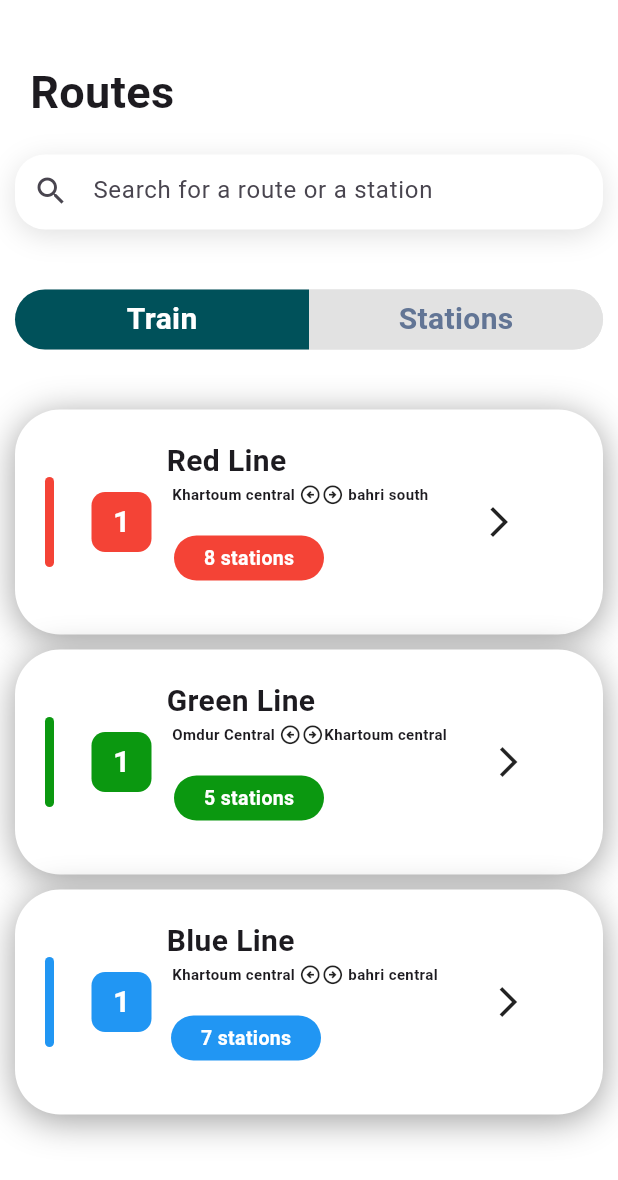
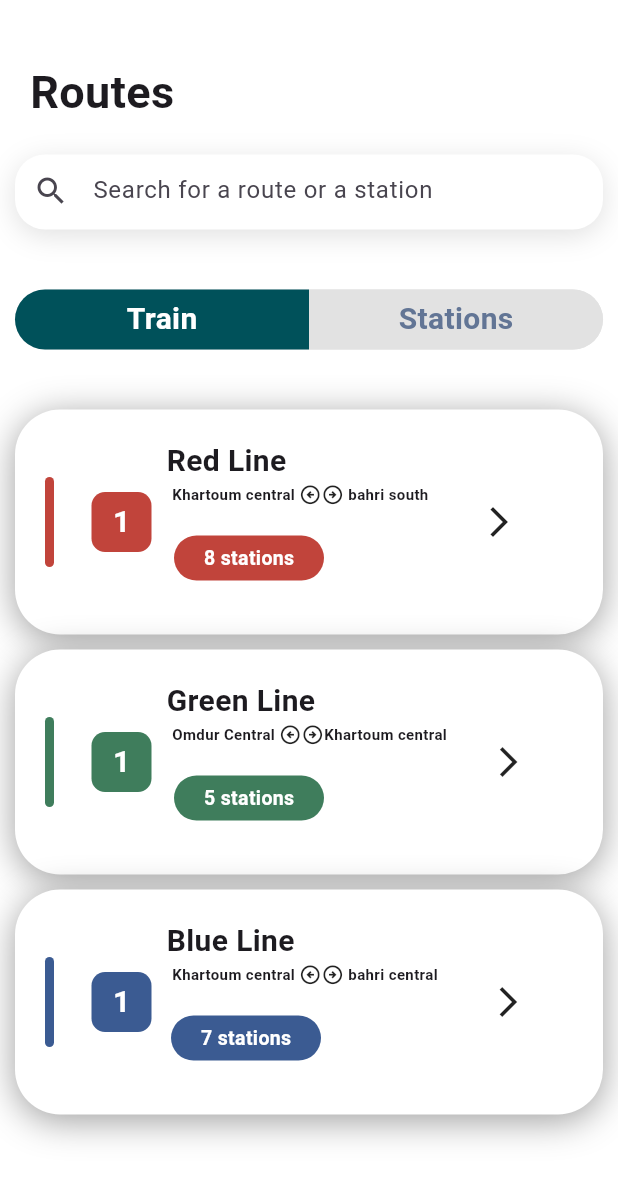
Before and after one commit to m7mad-3baid/Rihla-Metro-Application, a Flutter app: the RoutesScreen screen opened directly, on a phone screen of 412 x 824 dp. Shown: the top 1180 px of the screen. Run offline on Flutter 3.47's test engine with Material 3 defaults, Android fonts, the phone set to English and light mode, and no system bars; our stand-ins replace flutter_map, latlong2, shared_preferences, video_player; accounts and stored records are empty.

Commit message:
Update Red/Green/Blue line colors to match app theme
- Replaced pure Colors.red/green/blue with muted shades that fit the app's teal/navy palette
- Red: #C1443B, Green: #3F7D5C, Blue: #3B5B92

```diff
--- a/lib/screens/routes_screen.dart
+++ b/lib/screens/routes_screen.dart
@@ -149,7 +149,7 @@ class _RoutesScreenState extends State<RoutesScreen> {
                       MaterialPageRoute(
                         builder: (context) => LineStationsScreen(
                           lineName: "Red Line",
-                          lineColor: Colors.red,
+                          lineColor: Color(0xFFC1443B),
                           stations: [
                             LineStation(
                               number: "1",
@@ -211,7 +211,7 @@ class _RoutesScreenState extends State<RoutesScreen> {
                           width: 6,
                           decoration: BoxDecoration(
                             borderRadius: BorderRadius.circular(20),
-                            color: Colors.red,
+                            color: Color(0xFFC1443B),
                           ),
                         ),
                         Container(
@@ -220,7 +220,7 @@ class _RoutesScreenState extends State<RoutesScreen> {
                           margin: EdgeInsets.only(left: 25),
                           decoration: BoxDecoration(
                             borderRadius: BorderRadius.circular(9),
-                            color: Colors.red,
+                            color: Color(0xFFC1443B),
                           ),
                           child: Center(
                             child: Text(
@@ -280,7 +280,7 @@ class _RoutesScreenState extends State<RoutesScreen> {
                               width: 100,
                               margin: EdgeInsets.only(left: 15, top: 20),
                               decoration: BoxDecoration(
-                                color: Colors.red,
+                                color: Color(0xFFC1443B),
                                 borderRadius: BorderRadius.circular(20),
                               ),
                               child: Center(
@@ -318,7 +318,7 @@ class _RoutesScreenState extends State<RoutesScreen> {
                       MaterialPageRoute(
                         builder: (context) => LineStationsScreen(
                           lineName: "Green Line",
-                          lineColor: const Color.fromARGB(255, 11, 152, 16),
+                          lineColor: const Color(0xFF3F7D5C),
                           stations: [
                             LineStation(
                               number: "1",
@@ -380,7 +380,7 @@ class _RoutesScreenState extends State<RoutesScreen> {
                           width: 6,
                           decoration: BoxDecoration(
                             borderRadius: BorderRadius.circular(20),
-                            color: const Color.fromARGB(255, 11, 152, 16),
+                            color: const Color(0xFF3F7D5C),
                           ),
                         ),
                         Container(
@@ -389,7 +389,7 @@ class _RoutesScreenState extends State<RoutesScreen> {
                           margin: EdgeInsets.only(left: 25),
                           decoration: BoxDecoration(
                             borderRadius: BorderRadius.circular(9),
-                            color: const Color.fromARGB(255, 11, 152, 16),
+                            color: const Color(0xFF3F7D5C),
                           ),
                           child: Center(
                             child: Text(
@@ -449,7 +449,7 @@ class _RoutesScreenState extends State<RoutesScreen> {
                               width: 100,
                               margin: EdgeInsets.only(left: 15, top: 20),
                               decoration: BoxDecoration(
-                                color: const Color.fromARGB(255, 11, 152, 16),
+                                color: const Color(0xFF3F7D5C),
                                 borderRadius: BorderRadius.circular(20),
                               ),
                               child: Center(
@@ -487,7 +487,7 @@ class _RoutesScreenState extends State<RoutesScreen> {
                       MaterialPageRoute(
                         builder: (context) => LineStationsScreen(
                           lineName: "Blue Line",
-                          lineColor: Colors.blue,
+                          lineColor: Color(0xFF3B5B92),
                           stations: [
                             LineStation(
                               number: "1",
@@ -549,7 +549,7 @@ class _RoutesScreenState extends State<RoutesScreen> {
                           width: 6,
                           decoration: BoxDecoration(
                             borderRadius: BorderRadius.circular(20),
-                            color: Colors.blue,
+                            color: Color(0xFF3B5B92),
                           ),
                         ),
                         Container(
@@ -558,7 +558,7 @@ class _RoutesScreenState extends State<RoutesScreen> {
                           margin: EdgeInsets.only(left: 25),
                           decoration: BoxDecoration(
                             borderRadius: BorderRadius.circular(9),
-                            color: Colors.blue,
+                            color: Color(0xFF3B5B92),
                           ),
                           child: Center(
                             child: Text(
@@ -618,7 +618,7 @@ class _RoutesScreenState extends State<RoutesScreen> {
                               width: 100,
                               margin: EdgeInsets.only(left: 13, top: 20),
                               decoration: BoxDecoration(
-                                color: Colors.blue,
+                                color: Color(0xFF3B5B92),
                                 borderRadius: BorderRadius.circular(20),
                               ),
                               child: Center(
@@ -670,7 +670,7 @@ class _RoutesScreenState extends State<RoutesScreen> {
                         width: 6,
                         decoration: BoxDecoration(
                           borderRadius: BorderRadius.circular(20),
-                          color: Colors.red,
+                          color: Color(0xFFC1443B),
                         ),
                       ),
                       Container(
@@ -679,7 +679,7 @@ class _RoutesScreenState extends State<RoutesScreen> {
                         margin: EdgeInsets.only(left: 25),
                         decoration: BoxDecoration(
                           borderRadius: BorderRadius.circular(9),
-                          color: Colors.red,
+                          color: Color(0xFFC1443B),
                         ),
                         child: Center(
                           child: Text(
@@ -730,7 +730,7 @@ class _RoutesScreenState extends State<RoutesScreen> {
                             width: 70,
                             margin: EdgeInsets.only(left: 15, top: 20),
                             decoration: BoxDecoration(
-                              color: Colors.red,
+                              color: Color(0xFFC1443B),
                               borderRadius: BorderRadius.circular(20),
                             ),
                             child: Center(
@@ -781,7 +781,7 @@ class _RoutesScreenState extends State<RoutesScreen> {
                         width: 6,
                         decoration: BoxDecoration(
                           borderRadius: BorderRadius.circular(20),
-                          color: Colors.red,
+                          color: Color(0xFFC1443B),
                         ),
                       ),
                       Container(
@@ -790,7 +790,7 @@ class _RoutesScreenState extends State<RoutesScreen> {
                         margin: EdgeInsets.only(left: 25),
                         decoration: BoxDecoration(
                           borderRadius: BorderRadius.circular(9),
-                          color: Colors.red,
+                          color: Color(0xFFC1443B),
                         ),
                         child: Center(
                           child: Text(
@@ -841,7 +841,7 @@ class _RoutesScreenState extends State<RoutesScreen> {
                             width: 70,
                             margin: EdgeInsets.only(left: 15, top: 20),
                             decoration: BoxDecoration(
-                              color: Colors.red,
+                              color: Color(0xFFC1443B),
                               borderRadius: BorderRadius.circular(20),
                             ),
                             child: Center(
@@ -892,7 +892,7 @@ class _RoutesScreenState extends State<RoutesScreen> {
                         width: 6,
                         decoration: BoxDecoration(
                           borderRadius: BorderRadius.circular(20),
-                          color: Colors.red,
+                          color: Color(0xFFC1443B),
                         ),
                       ),
                       Container(
@@ -901,7 +901,7 @@ class _RoutesScreenState extends State<RoutesScreen> {
                         margin: EdgeInsets.only(left: 25),
                         decoration: BoxDecoration(
                           borderRadius: BorderRadius.circular(9),
-                          color: Colors.red,
+                          color: Color(0xFFC1443B),
                         ),
                         child: Center(
                           child: Text(
@@ -952,7 +952,7 @@ class _RoutesScreenState extends State<RoutesScreen> {
                             width: 70,
                             margin: EdgeInsets.only(left: 15, top: 20),
                             decoration: BoxDecoration(
-                              color: Colors.red,
+                              color: Color(0xFFC1443B),
                               borderRadius: BorderRadius.circular(20),
                             ),
                             child: Center(
@@ -1003,7 +1003,7 @@ class _RoutesScreenState extends State<RoutesScreen> {
                         width: 6,
                         decoration: BoxDecoration(
                           borderRadius: BorderRadius.circular(20),
-                          color: Colors.red,
+                          color: Color(0xFFC1443B),
                         ),
                       ),
                       Container(
@@ -1012,7 +1012,7 @@ class _RoutesScreenState extends State<RoutesScreen> {
                         margin: EdgeInsets.only(left: 25),
                         decoration: BoxDecoration(
                           borderRadius: BorderRadius.circular(9),
-                          color: Colors.red,
+                          color: Color(0xFFC1443B),
                         ),
                         child: Center(
                           child: Text(
@@ -1063,7 +1063,7 @@ class _RoutesScreenState extends State<RoutesScreen> {
                             width: 70,
                             margin: EdgeInsets.only(left: 15, top: 20),
                             decoration: BoxDecoration(
-                              color: Colors.red,
+                              color: Color(0xFFC1443B),
                               borderRadius: BorderRadius.circular(20),
                             ),
                             child: Center(
@@ -1115,7 +1115,7 @@ class _RoutesScreenState extends State<RoutesScreen> {
                         width: 6,
                         decoration: BoxDecoration(
                           borderRadius: BorderRadius.circular(20),
-                          color: const Color.fromARGB(255, 11, 152, 16),
+                          color: const Color(0xFF3F7D5C),
                         ),
                       ),
                       Container(
@@ -1124,7 +1124,7 @@ class _RoutesScreenState extends State<RoutesScreen> {
                         margin: EdgeInsets.only(left: 25),
                         decoration: BoxDecoration(
                           borderRadius: BorderRadius.circular(9),
-                          color: const Color.fromARGB(255, 11, 152, 16),
+                          color: const Color(0xFF3F7D5C),
                         ),
                         child: Center(
                           child: Text(
@@ -1175,7 +1175,7 @@ class _RoutesScreenState extends State<RoutesScreen> {
                             width: 70,
                             margin: EdgeInsets.only(left: 15, top: 20),
                             decoration: BoxDecoration(
-                              color: const Color.fromARGB(255, 11, 152, 16),
+                              color: const Color(0xFF3F7D5C),
                               borderRadius: BorderRadius.circular(20),
                             ),
                             child: Center(
@@ -1226,7 +1226,7 @@ class _RoutesScreenState extends State<RoutesScreen> {
                         width: 6,
                         decoration: BoxDecoration(
                           borderRadius: BorderRadius.circular(20),
-                          color: const Color.fromARGB(255, 11, 152, 16),
+                          color: const Color(0xFF3F7D5C),
                         ),
                       ),
                       Container(
@@ -1235,7 +1235,7 @@ class _RoutesScreenState extends State<RoutesScreen> {
                         margin: EdgeInsets.only(left: 25),
                         decoration: BoxDecoration(
                           borderRadius: BorderRadius.circular(9),
-                          color: const Color.fromARGB(255, 11, 152, 16),
+                          color: const Color(0xFF3F7D5C),
                         ),
                         child: Center(
                           child: Text(
@@ -1286,7 +1286,7 @@ class _RoutesScreenState extends State<RoutesScreen> {
                             width: 70,
                             margin: EdgeInsets.only(left: 15, top: 20),
                             decoration: BoxDecoration(
-                              color: const Color.fromARGB(255, 11, 152, 16),
+                              color: const Color(0xFF3F7D5C),
                               borderRadius: BorderRadius.circular(20),
                             ),
                             child: Center(
@@ -1337,7 +1337,7 @@ class _RoutesScreenState extends State<RoutesScreen> {
                         width: 6,
                         decoration: BoxDecoration(
                           borderRadius: BorderRadius.circular(20),
-                          color: const Color.fromARGB(255, 11, 152, 16),
+                          color: const Color(0xFF3F7D5C),
                         ),
                       ),
                       Container(
@@ -1346,7 +1346,7 @@ class _RoutesScreenState extends State<RoutesScreen> {
                         margin: EdgeInsets.only(left: 25),
                         decoration: BoxDecoration(
                           borderRadius: BorderRadius.circular(9),
-                          color: const Color.fromARGB(255, 11, 152, 16),
+                          color: const Color(0xFF3F7D5C),
                         ),
                         child: Center(
                           child: Text(
@@ -1397,7 +1397,7 @@ class _RoutesScreenState extends State<RoutesScreen> {
                             width: 70,
                             margin: EdgeInsets.only(left: 15, top: 20),
                             decoration: BoxDecoration(
-                              color: const Color.fromARGB(255, 11, 152, 16),
+                              color: const Color(0xFF3F7D5C),
                               borderRadius: BorderRadius.circular(20),
                             ),
                             child: Center(
@@ -1453,7 +1453,7 @@ class _RoutesScreenState extends State<RoutesScreen> {
                         width: 6,
                         decoration: BoxDecoration(
                           borderRadius: BorderRadius.circular(20),
-                          color: const Color.fromARGB(255, 11, 152, 16),
+                          color: const Color(0xFF3F7D5C),
                         ),
                       ),
                       Container(
@@ -1462,7 +1462,7 @@ class _RoutesScreenState extends State<RoutesScreen> {
                         margin: EdgeInsets.only(left: 25),
                         decoration: BoxDecoration(
                           borderRadius: BorderRadius.circular(9),
-                          color: const Color.fromARGB(255, 11, 152, 16),
+                          color: const Color(0xFF3F7D5C),
                         ),
                         child: Center(
                           child: Text(
@@ -1513,7 +1513,7 @@ class _RoutesScreenState extends State<RoutesScreen> {
                             width: 70,
                             margin: EdgeInsets.only(left: 15, top: 20),
                             decoration: BoxDecoration(
-                              color: const Color.fromARGB(255, 11, 152, 16),
+                              color: const Color(0xFF3F7D5C),
                               borderRadius: BorderRadius.circular(20),
                             ),
                             child: Center(
@@ -1567,7 +1567,7 @@ class _RoutesScreenState extends State<RoutesScreen> {
                         width: 6,
                         decoration: BoxDecoration(
                           borderRadius: BorderRadius.circular(20),
-                          color: Colors.blue,
+                          color: Color(0xFF3B5B92),
                         ),
                       ),
                       Container(
@@ -1576,7 +1576,7 @@ class _RoutesScreenState extends State<RoutesScreen> {
                         margin: EdgeInsets.only(left: 25),
                         decoration: BoxDecoration(
                           borderRadius: BorderRadius.circular(9),
-                          color: Colors.blue,
+                          color: Color(0xFF3B5B92),
                         ),
                         child: Center(
                           child: Text(
@@ -1627,7 +1627,7 @@ class _RoutesScreenState extends State<RoutesScreen> {
                             width: 70,
                             margin: EdgeInsets.only(left: 13, top: 20),
                             decoration: BoxDecoration(
-                              color: Colors.blue,
+                              color: Color(0xFF3B5B92),
                               borderRadius: BorderRadius.circular(20),
                             ),
                             child: Center(
@@ -1678,7 +1678,7 @@ class _RoutesScreenState extends State<RoutesScreen> {
                         width: 6,
                         decoration: BoxDecoration(
                           borderRadius: BorderRadius.circular(20),
-                          color: Colors.blue,
+                          color: Color(0xFF3B5B92),
                         ),
                       ),
                       Container(
@@ -1687,7 +1687,7 @@ class _RoutesScreenState extends State<RoutesScreen> {
                         margin: EdgeInsets.only(left: 25),
                         decoration: BoxDecoration(
                           borderRadius: BorderRadius.circular(9),
-                          color: Colors.blue,
+                          color: Color(0xFF3B5B92),
                         ),
                         child: Center(
                           child: Text(
@@ -1738,7 +1738,7 @@ class _RoutesScreenState extends State<RoutesScreen> {
                             width: 70,
                             margin: EdgeInsets.only(left: 13, top: 20),
                             decoration: BoxDecoration(
-                              color: Colors.blue,
+                              color: Color(0xFF3B5B92),
                               borderRadius: BorderRadius.circular(20),
                             ),
                             child: Center(
@@ -1789,7 +1789,7 @@ class _RoutesScreenState extends State<RoutesScreen> {
                         width: 6,
                         decoration: BoxDecoration(
                           borderRadius: BorderRadius.circular(20),
-                          color: Colors.blue,
+                          color: Color(0xFF3B5B92),
                         ),
                       ),
                       Container(
@@ -1798,7 +1798,7 @@ class _RoutesScreenState extends State<RoutesScreen> {
                         margin: EdgeInsets.only(left: 25),
                         decoration: BoxDecoration(
                           borderRadius: BorderRadius.circular(9),
-                          color: Colors.blue,
+                          color: Color(0xFF3B5B92),
                         ),
                         child: Center(
                           child: Text(
@@ -1849,7 +1849,7 @@ class _RoutesScreenState extends State<RoutesScreen> {
                             width: 70,
                             margin: EdgeInsets.only(left: 13, top: 20),
                             decoration: BoxDecoration(
-                              color: Colors.blue,
+                              color: Color(0xFF3B5B92),
                               borderRadius: BorderRadius.circular(20),
                             ),
                             child: Center(
@@ -1900,7 +1900,7 @@ class _RoutesScreenState extends State<RoutesScreen> {
                         width: 6,
                         decoration: BoxDecoration(
                           borderRadius: BorderRadius.circular(20),
-                          color: Colors.blue,
+                          color: Color(0xFF3B5B92),
                         ),
                       ),
                       Container(
@@ -1909,7 +1909,7 @@ class _RoutesScreenState extends State<RoutesScreen> {
                         margin: EdgeInsets.only(left: 25),
                         decoration: BoxDecoration(
                           borderRadius: BorderRadius.circular(9),
-                          color: Colors.blue,
+                          color: Color(0xFF3B5B92),
                         ),
                         child: Center(
                           child: Text(
@@ -1960,7 +1960,7 @@ class _RoutesScreenState extends State<RoutesScreen> {
                             width: 70,
                             margin: EdgeInsets.only(left: 13, top: 20),
                             decoration: BoxDecoration(
-                              color: Colors.blue,
+                              color: Color(0xFF3B5B92),
                               borderRadius: BorderRadius.circular(20),
                             ),
                             child: Center(
```
